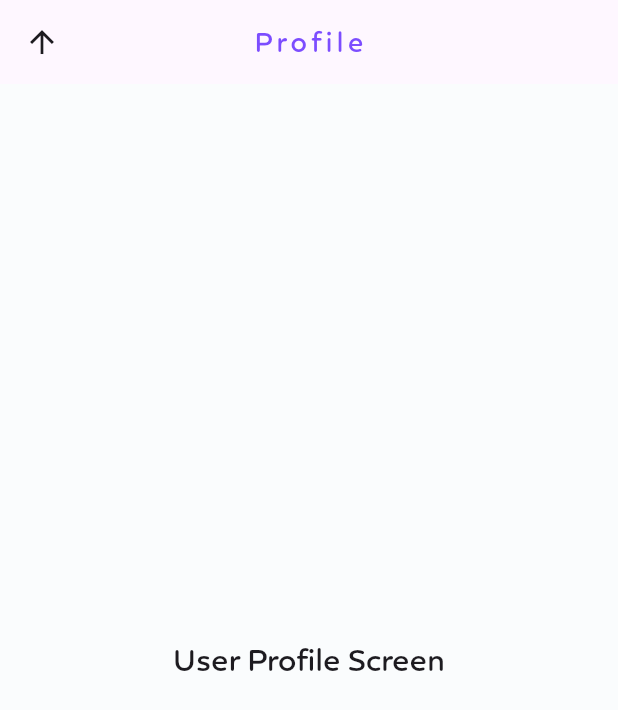
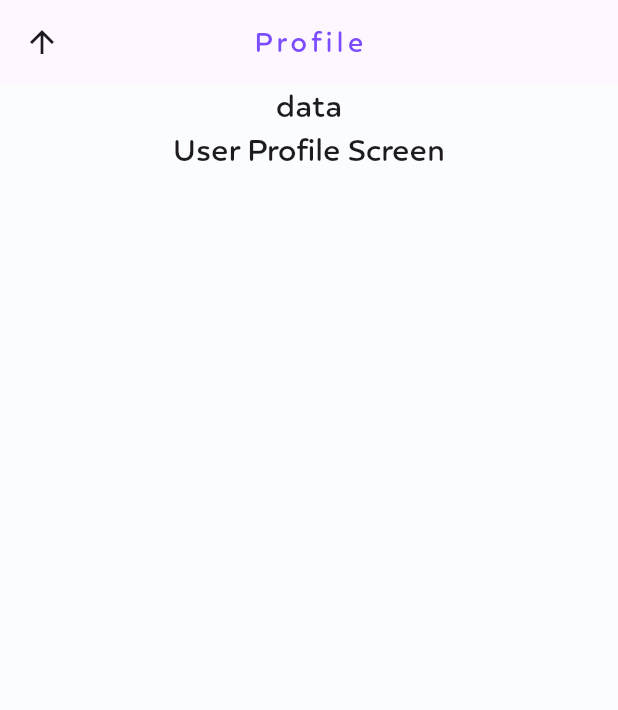
Before and after one commit to MTS-Services/Task-Management, a Flutter app: the UserProfileScreen screen opened directly, on a phone screen of 412 x 824 dp. Shown: the top 710 px of the screen. Run offline on Flutter 3.47's test engine with Material 3 defaults, Android fonts, the phone set to English and light mode, and no system bars; our stand-ins replace date_picker_timeline, firebase_auth, firebase_core, firebase_database, fl_chart, flutter_otp_text_field and 7 more; accounts and stored records are empty.

Commit message:
text added

```diff
--- a/lib/presentation/pages/screen/user_profile/user_profile_screen.dart
+++ b/lib/presentation/pages/screen/user_profile/user_profile_screen.dart
@@ -23,8 +23,13 @@ class _UserProfileScreenState extends State<UserProfileScreen> {
           ),
           centerTitle: true,
         ),
-        body: Center(
-          child: Text("User Profile Screen"),
+        body: Column(
+          children: [
+            Text("data"),
+            Center(
+              child: Text("User Profile Screen"),
+            ),
+          ],
         ));
   }
 }
```
